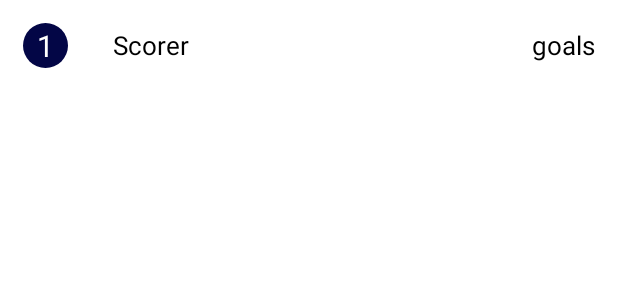
After one commit to Bart-coding/AndroidChampionsLeague, an Android app: the layout scorers_list_item.xml on its own in the app's theme, with its tools: preview values and no code run, on a phone screen of 412 x 824 dp. The commit adds this screen. Shown: the top 300 px of the screen. Run offline under Robolectric (Android 15) with nearby library versions, the phone set to English and light mode, and no system bars.

Commit message:
added RecyclerView to ScorersActivity instead of ListView

```diff
--- /dev/null
+++ b/app/src/main/res/drawable/rounded_text_view.xml
@@ -0,0 +1,4 @@
+<?xml version="1.0" encoding="utf-8"?>
+<selector xmlns:android="http://schemas.android.com/apk/res/android">
+    <item android:drawable="@drawable/scorers_circle" />
+</selector>
--- /dev/null
+++ b/app/src/main/res/drawable/scorers_circle.xml
@@ -0,0 +1,8 @@
+<?xml version="1.0" encoding="utf-8"?>
+<shape xmlns:android="http://schemas.android.com/apk/res/android"
+    android:shape="oval">
+    <solid android:color="@color/main" />
+    <size
+        android:height="30dp"
+        android:width="30dp" />
+</shape>
--- /dev/null
+++ b/app/src/main/res/layout/scorers_list_item.xml
@@ -0,0 +1,38 @@
+<?xml version="1.0" encoding="utf-8"?>
+<RelativeLayout xmlns:android="http://schemas.android.com/apk/res/android"
+    android:layout_width="match_parent"
+    android:layout_height="wrap_content"
+    android:padding="15dp"
+    android:id="@+id/parent_layout">
+
+    <TextView
+        android:layout_width="wrap_content"
+        android:layout_height="wrap_content"
+        android:text="1"
+        android:textSize="20sp"
+        android:textColor="@color/white"
+        android:background="@drawable/rounded_text_view"
+        android:gravity="center"
+        android:id="@+id/number" />
+    <TextView
+        android:layout_width="wrap_content"
+        android:layout_height="wrap_content"
+        android:text="Scorer"
+        android:id="@+id/scorer_name"
+        android:layout_toRightOf="@+id/number"
+        android:textColor="@color/black"
+        android:layout_centerVertical="true"
+        android:layout_marginLeft="30dp"
+        android:textSize="17sp"/>
+    <TextView
+        android:layout_width="wrap_content"
+        android:layout_height="wrap_content"
+        android:text="goals"
+        android:id="@+id/goals"
+        android:layout_alignParentRight="true"
+        android:textColor="@color/black"
+        android:layout_centerVertical="true"
+        android:layout_marginLeft="30dp"
+        android:textSize="17sp"/>
+
+</RelativeLayout>
--- a/app/src/main/res/values/colors.xml
+++ b/app/src/main/res/values/colors.xml
@@ -7,4 +7,5 @@
     <color name="teal_700">#FF018786</color>
     <color name="black">#FF000000</color>
     <color name="white">#FFFFFFFF</color>
+    <color name="main">#030646</color>
 </resources>
--- a/app/src/main/res/values/themes.xml
+++ b/app/src/main/res/values/themes.xml
@@ -2,7 +2,7 @@
     <!-- Base application theme. -->
     <style name="Theme.AndroidChampionsLeague" parent="Theme.MaterialComponents.DayNight.DarkActionBar">
         <!-- Primary brand color. -->
-        <item name="colorPrimary">@color/purple_500</item>
+        <item name="colorPrimary">@color/main</item>
         <item name="colorPrimaryVariant">@color/purple_700</item>
         <item name="colorOnPrimary">@color/white</item>
         <!-- Secondary brand color. -->
```
Also changed, not shown: app/build.gradle (+11 -5 lines), app/src/main/java/com/example/androidchampionsleague/ScorersActivity.java (+9 -20 lines), app/src/main/java/com/example/androidchampionsleague/ScorersRecyclerViewAdapter.java (added, +65 -0 lines), app/src/main/res/layout/activity_scorers.xml (+2 -10 lines).
